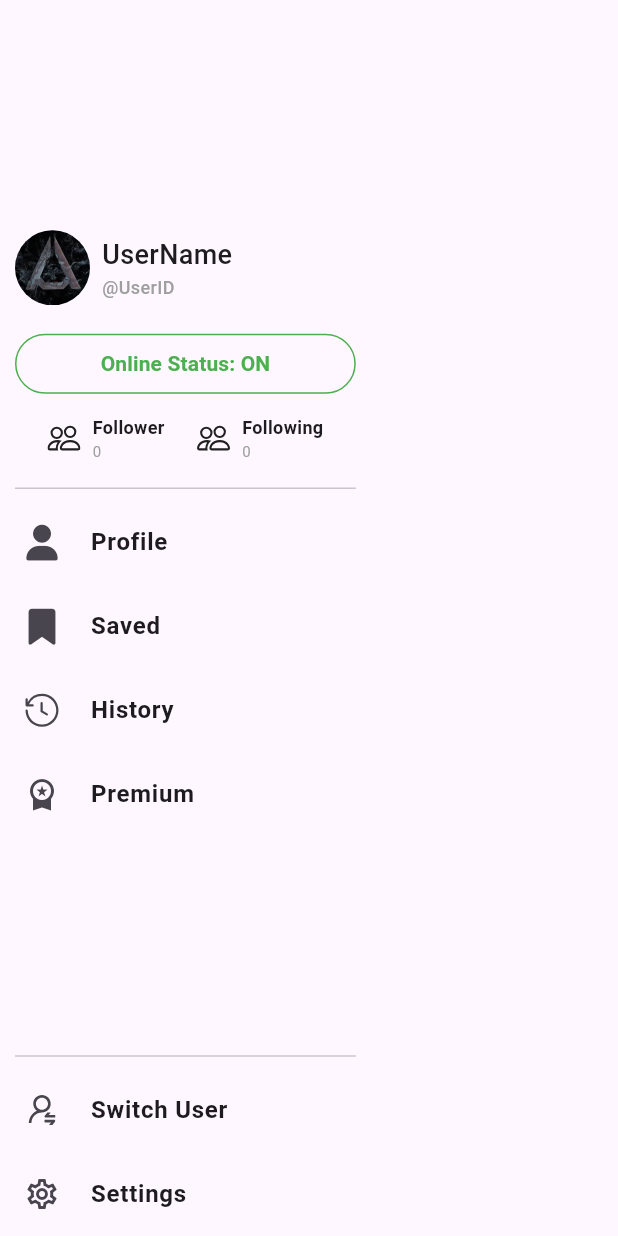
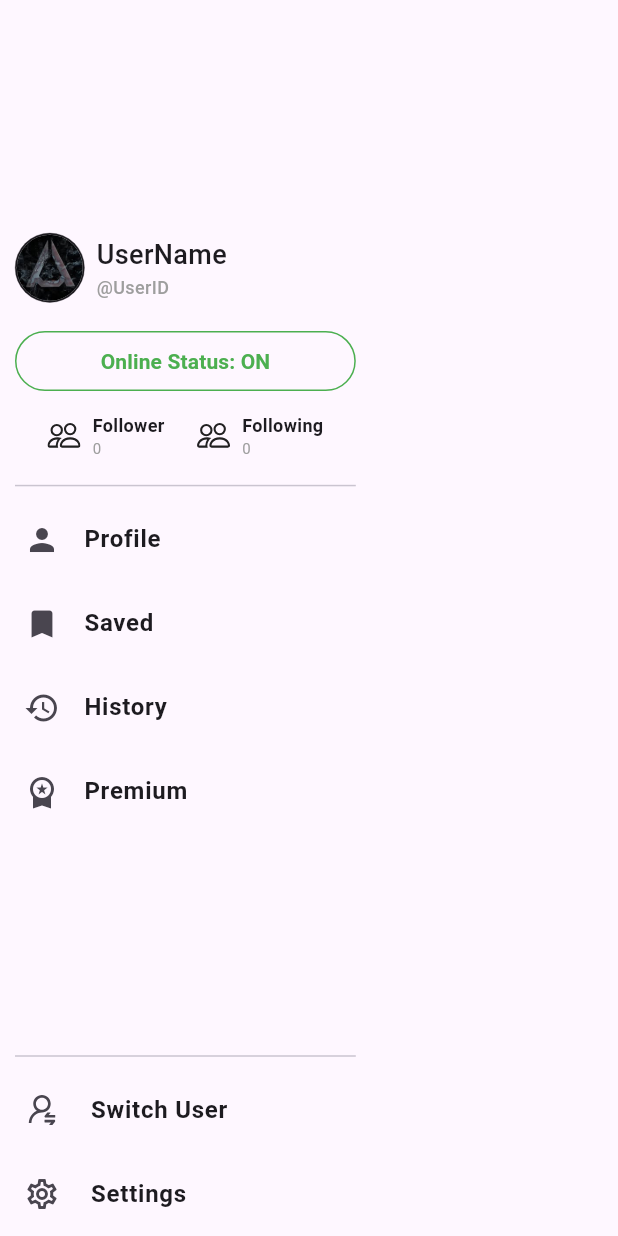
Before and after one commit to PrakharSingh0/Orbit, a Flutter app: the RightDrawer widget shown alone on an empty page, opened directly, on a phone screen of 412 x 824 dp. Run offline on Flutter 3.47's test engine with Material 3 defaults, Android fonts, the phone set to English and light mode, and no system bars; our stand-ins replace google_fonts, icons_plus, shared_preferences; accounts and stored records are empty.

Commit message:
Minor UI Update

```diff
--- a/lib/Pages/MiscellaneousPage/RightDrawer.dart
+++ b/lib/Pages/MiscellaneousPage/RightDrawer.dart
@@ -1,7 +1,10 @@
 import 'package:flutter/material.dart';
 import 'package:icons_plus/icons_plus.dart';
 import 'package:orbit/Pages/HomeFeed/ProfilePage.dart';
-
+import 'package:orbit/Pages/MiscellaneousPage/FollowerList.dart';
+import 'package:orbit/Pages/MiscellaneousPage/Premium.dart';
+import 'package:orbit/Pages/MiscellaneousPage/UserHistory.dart';
+import 'package:orbit/Pages/MiscellaneousPage/UserSavedPost.dart';
 import 'SettingsPage/Settings.dart';
 
 class RightDrawer extends StatefulWidget {
@@ -20,22 +23,20 @@ class _RightDrawerState extends State<RightDrawer> {
         transitionDuration: const Duration(milliseconds: 300),
         pageBuilder: (context, animation, secondaryAnimation) => page,
         transitionsBuilder: (context, animation, secondaryAnimation, child) {
-          // Slide from left (Drawer-like effect)
           final slideAnimation = Tween<Offset>(
-            begin: const Offset(1.0, 0.0), // Start from left
+            begin: const Offset(1.0, 0.0), // Slide in from right
             end: Offset.zero,
           ).animate(CurvedAnimation(
             parent: animation,
-            curve: Curves.easeOutQuad, // ✅ Smooth & natural feel
+            curve: Curves.easeOutQuad,
           ));
 
-          // Scale effect (subtle zoom-in)
           final scaleAnimation = Tween<double>(
-            begin: 0.9, // Slightly smaller
-            end: 1.0,   // Full size
+            begin: 0.9,
+            end: 1.0,
           ).animate(CurvedAnimation(
             parent: animation,
-            curve: Curves.easeOutBack, // ✅ Adds a slight "pop" effect
+            curve: Curves.easeOutBack,
           ));
 
           return SlideTransition(
@@ -58,6 +59,7 @@ class _RightDrawerState extends State<RightDrawer> {
 
   @override
   Widget build(BuildContext context) {
+    final theme = Theme.of(context);
     return SizedBox(
       width: MediaQuery.of(context).size.width * 0.6,
       child: Drawer(
@@ -66,35 +68,58 @@ class _RightDrawerState extends State<RightDrawer> {
           children: [
             Expanded(
               child: Center(
-                // Center everything except bottom items
                 child: SingleChildScrollView(
                   child: Column(
                     mainAxisSize: MainAxisSize.min,
                     children: [
                       // User Profile Section
-                      const Padding(
-                        padding:
-                            EdgeInsets.symmetric(horizontal: 10, vertical: 15),
+                      Padding(
+                        padding: const EdgeInsets.symmetric(
+                            horizontal: 10, vertical: 15),
                         child: Row(
                           children: [
-                            CircleAvatar(radius: 25,backgroundImage: AssetImage("assets/avatar.jpg"),),
-                            SizedBox(width: 8),
-                            Expanded(
+                            Container(
+                              padding: const EdgeInsets.all(
+                                  1), // Outer padding for better spacing
+                              decoration: BoxDecoration(
+                                shape: BoxShape.circle,
+                                color: theme.colorScheme.onSurface,
+                                // gradient: LinearGradient( // Instagram-like subtle gradient
+                                //   colors: [Colors.lightBlueAccent, Colors.redAccent],
+                                //   begin: Alignment.topLeft,
+                                //   end: Alignment.bottomRight,
+                                // ),
+                                border: Border.all(
+                                    color: theme.colorScheme.onSurface,
+                                    width: 0.2), // White border for contrast
+                              ),
+                              child: CircleAvatar(
+                                radius: 22, // Adjusted for better balance
+                                backgroundColor:
+                                    Colors.grey[300], // Placeholder color
+                                backgroundImage:
+                                    const AssetImage("assets/avatar.jpg"),
+                              ),
+                            ),
+                            const SizedBox(width: 8),
+                            const Expanded(
                               child: Column(
                                 crossAxisAlignment: CrossAxisAlignment.start,
                                 children: [
                                   Text(
                                     "UserName",
-                                    style: TextStyle(fontSize: 18,fontWeight: FontWeight.w500,),
+                                    style: TextStyle(
+                                        fontSize: 18,
+                                        fontWeight: FontWeight.w500),
                                     overflow: TextOverflow.ellipsis,
                                     maxLines: 1,
                                   ),
                                   Text(
                                     "@UserID",
                                     style: TextStyle(
-                                        color: Colors.grey, fontSize: 12,
-                                      fontWeight: FontWeight.w500,
-                                      ),
+                                        color: Colors.grey,
+                                        fontSize: 12,
+                                        fontWeight: FontWeight.w500),
                                     overflow: TextOverflow.ellipsis,
                                     maxLines: 1,
                                   ),
@@ -122,9 +147,11 @@ class _RightDrawerState extends State<RightDrawer> {
                                   ? " Online Status: ON "
                                   : " Online Status: OFF ",
                               overflow: TextOverflow.ellipsis,
-                              style: TextStyle(fontWeight: FontWeight.w600,fontSize: 14,
-                                color: _isOnline ? Colors.green : Colors.grey,
-                              ),
+                              style: TextStyle(
+                                  fontWeight: FontWeight.w600,
+                                  fontSize: 14,
+                                  color:
+                                      _isOnline ? Colors.green : Colors.grey),
                             ),
                           ),
                         ),
@@ -143,15 +170,31 @@ class _RightDrawerState extends State<RightDrawer> {
                                     mainAxisAlignment:
                                         MainAxisAlignment.spaceEvenly,
                                     children: [
-                                      _buildStatCard("Follower", "0"),
-                                      _buildStatCard("Following", "0"),
+                                      _buildStatCard(
+                                          "Follower",
+                                          "0",
+                                          const UserFollowerList(
+                                              initialTabIndex: 0)),
+                                      _buildStatCard(
+                                          "Following",
+                                          "0",
+                                          const UserFollowerList(
+                                              initialTabIndex: 1)),
                                     ],
                                   )
                                 : Column(
                                     children: [
-                                      _buildStatCard("Follower", "0"),
+                                      _buildStatCard(
+                                          "Follower",
+                                          "0",
+                                          const UserFollowerList(
+                                              initialTabIndex: 0)),
                                       const SizedBox(height: 8),
-                                      _buildStatCard("Following", "0"),
+                                      _buildStatCard(
+                                          "Following",
+                                          "0",
+                                          const UserFollowerList(
+                                              initialTabIndex: 1)),
                                     ],
                                   ),
                           );
@@ -161,32 +204,18 @@ class _RightDrawerState extends State<RightDrawer> {
                       const SizedBox(height: 10),
                       const Divider(indent: 10, endIndent: 10),
 
-                      // Scrollable & Centered Menu Items
-                      SingleChildScrollView(
-                        child: Column(
+                      // Scrollable Menu Items
+                      Column(
                         children: [
-                            ListTile(
-                              leading: const Icon(FontAwesome.user),
-                              title: const Text(" Profile ",style:TextStyle(fontWeight: FontWeight.w600,fontSize: 16),overflow: TextOverflow.ellipsis,),
-                              onTap: (){_navigateFromDrawer(context, const Profile());}
-                            ),
-                            ListTile(
-                              leading: const Icon(FontAwesome.bookmark),
-                              title: const Text(" Saved ",style:TextStyle(fontWeight: FontWeight.w600,fontSize: 16),overflow: TextOverflow.ellipsis,),
-                              onTap: () {_navigateFromDrawer(context, const Profile());},
-                            ),
-                            ListTile(
-                              leading: const Icon(OctIcons.history),
-                              title: const Text(" History ",style:TextStyle(fontWeight: FontWeight.w600,fontSize: 16),overflow: TextOverflow.ellipsis,),
-                              onTap: () {_navigateFromDrawer(context, const Profile());},
-                            ),
-                            ListTile(
-                              leading: const Icon(Icons.workspace_premium),
-                              title: const Text(" Premium ",style:TextStyle(fontWeight: FontWeight.w600,fontSize: 16),overflow: TextOverflow.ellipsis,),
-                              onTap: () {_navigateFromDrawer(context, const Profile());},
-                            ),
+                          _buildDrawerItem(
+                              Icons.person, "Profile", const Profile()),
+                          _buildDrawerItem(
+                              Icons.bookmark, "Saved", const UserSavedPost()),
+                          _buildDrawerItem(
+                              Icons.history, "History", const UserHistory()),
+                          _buildDrawerItem(Icons.workspace_premium, "Premium",
+                              const Premium()),
                         ],
-                        ),
                       ),
                     ],
                   ),
@@ -196,18 +225,22 @@ class _RightDrawerState extends State<RightDrawer> {
 
             const Divider(indent: 10, endIndent: 10),
 
-            // Bottom Actions (Always at Bottom)
+            // Bottom Actions
             Column(
               children: [
                 ListTile(
                   leading: const Icon(AntDesign.user_switch_outline),
-                  title: const Text(" Switch User ",style:TextStyle(fontWeight: FontWeight.w600,fontSize: 16),overflow: TextOverflow.ellipsis,),
-                  onTap: () {},
+                  title: const Text(" Switch User ",
+                      style:
+                          TextStyle(fontWeight: FontWeight.w600, fontSize: 16)),
+                  onTap: () => _showUserSwitchBottomSheet(context),
                 ),
                 ListTile(
                   leading: const Icon(Icons.settings_outlined),
-                  title: const Text(" Settings ",style:TextStyle(fontWeight: FontWeight.w600,fontSize: 16),overflow: TextOverflow.ellipsis,),
-                  onTap: () {_navigateFromDrawer(context, const Settings());},
+                  title: const Text(" Settings ",
+                      style:
+                          TextStyle(fontWeight: FontWeight.w600, fontSize: 16)),
+                  onTap: () => _navigateFromDrawer(context, const Settings()),
                 ),
               ],
             ),
@@ -217,9 +250,19 @@ class _RightDrawerState extends State<RightDrawer> {
     );
   }
 
-  // Helper Widget for Follower & Following
-  Widget _buildStatCard(String title, String value) {
-    return Row(
+  Widget _buildDrawerItem(IconData icon, String title, Widget page) {
+    return ListTile(
+      leading: Icon(icon),
+      title: Text(title,
+          style: const TextStyle(fontWeight: FontWeight.w600, fontSize: 16)),
+      onTap: () => _navigateFromDrawer(context, page),
+    );
+  }
+
+  Widget _buildStatCard(String title, String value, Widget page) {
+    return GestureDetector(
+      onTap: () => _navigateFromDrawer(context, page),
+      child: Row(
         mainAxisSize: MainAxisSize.min,
         children: [
           const Icon(Bootstrap.people, size: 22),
@@ -228,13 +271,34 @@ class _RightDrawerState extends State<RightDrawer> {
             crossAxisAlignment: CrossAxisAlignment.start,
             children: [
               Text(title,
-                style:
-                    const TextStyle(fontSize: 12, fontWeight: FontWeight.bold,overflow: TextOverflow.ellipsis,)),
+                  style: const TextStyle(
+                      fontSize: 12, fontWeight: FontWeight.bold)),
               Text(value,
-                style: const TextStyle(fontSize: 10, color: Colors.grey,overflow: TextOverflow.ellipsis,)),
+                  style: const TextStyle(fontSize: 10, color: Colors.grey)),
             ],
           ),
         ],
+      ),
+    );
+  }
+
+  void _showUserSwitchBottomSheet(BuildContext context) {
+    showModalBottomSheet(
+      showDragHandle: true,
+      sheetAnimationStyle: AnimationStyle(curve: Curves.ease,duration: Duration(milliseconds: 300)),
+      context: context,
+      shape: const RoundedRectangleBorder(
+
+          borderRadius: BorderRadius.vertical(top: Radius.circular(20))),
+      builder: (context) {
+        return
+          const SizedBox(
+            height: 200,
+            child: Center(
+              child: Text("User Switching Feature is Coming Soon ..."),
+            ),
+          );
+      },
     );
   }
 }
```
Also changed, not shown: lib/Pages/HomeFeed/HomePageMain.dart (+26 -8 lines), lib/Pages/MiscellaneousPage/FollowerList.dart (added, +96 -0 lines), lib/Pages/MiscellaneousPage/Premium.dart (added, +18 -0 lines), lib/Pages/MiscellaneousPage/UserHistory.dart (added, +18 -0 lines), lib/Pages/MiscellaneousPage/UserSavedPost.dart (added, +18 -0 lines). Lines whose indentation alone changed are shown as unchanged.
